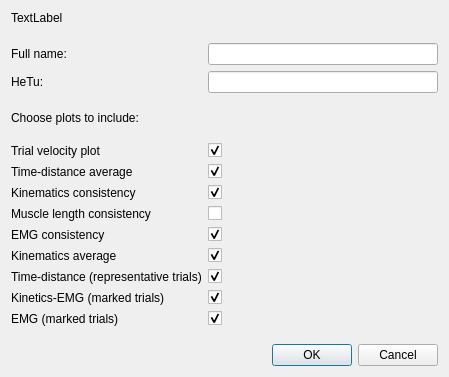
Qt form gaitutils/nexus_scripts/hetu_dialog.ui (NCH-Motion-Laboratory/gaitutils) before a commit.
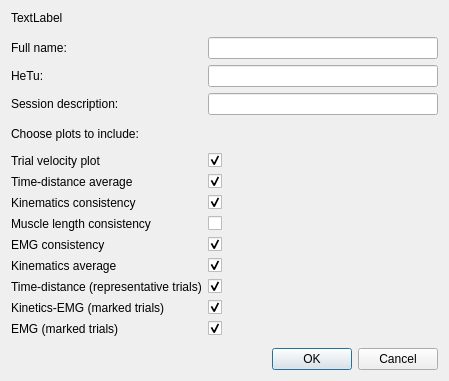
The same form after that commit.

Diff of the .ui file:
```diff
--- a/gaitutils/nexus_scripts/hetu_dialog.ui
+++ b/gaitutils/nexus_scripts/hetu_dialog.ui
@@ -36,7 +36,7 @@
      <item row="3" column="1">
       <widget class="QLineEdit" name="lnHetu"/>
      </item>
-     <item row="5" column="0">
+     <item row="6" column="0">
       <widget class="QLabel" name="label_3">
        <property name="text">
         <string>Choose plots to include:</string>
@@ -56,7 +56,7 @@
        </property>
       </spacer>
      </item>
-     <item row="4" column="0">
+     <item row="5" column="0">
       <spacer name="verticalSpacer_2">
        <property name="orientation">
         <enum>Qt::Vertical</enum>
@@ -69,7 +69,7 @@
        </property>
       </spacer>
      </item>
-     <item row="7" column="1">
+     <item row="8" column="1">
       <widget class="QCheckBox" name="cbTrialVelocity">
        <property name="sizePolicy">
         <sizepolicy hsizetype="Minimum" vsizetype="Fixed">
@@ -88,26 +88,26 @@
        </property>
       </widget>
      </item>
-     <item row="9" column="1">
-      <widget class="QCheckBox" name="cbKinCons">
-       <property name="sizePolicy">
-        <sizepolicy hsizetype="Minimum" vsizetype="Fixed">
-         <horstretch>0</horstretch>
-         <verstretch>0</verstretch>
-        </sizepolicy>
-       </property>
-       <property name="layoutDirection">
-        <enum>Qt::LeftToRight</enum>
-       </property>
-       <property name="text">
-        <string/>
-       </property>
-       <property name="checked">
-        <bool>true</bool>
-       </property>
-      </widget>
-     </item>
      <item row="10" column="1">
+      <widget class="QCheckBox" name="cbKinCons">
+       <property name="sizePolicy">
+        <sizepolicy hsizetype="Minimum" vsizetype="Fixed">
+         <horstretch>0</horstretch>
+         <verstretch>0</verstretch>
+        </sizepolicy>
+       </property>
+       <property name="layoutDirection">
+        <enum>Qt::LeftToRight</enum>
+       </property>
+       <property name="text">
+        <string/>
+       </property>
+       <property name="checked">
+        <bool>true</bool>
+       </property>
+      </widget>
+     </item>
+     <item row="11" column="1">
       <widget class="QCheckBox" name="cbMuscleLenCons">
        <property name="sizePolicy">
         <sizepolicy hsizetype="Minimum" vsizetype="Fixed">
@@ -126,26 +126,26 @@
        </property>
       </widget>
      </item>
-     <item row="11" column="1">
-      <widget class="QCheckBox" name="cbEMGCons">
-       <property name="sizePolicy">
-        <sizepolicy hsizetype="Minimum" vsizetype="Fixed">
-         <horstretch>0</horstretch>
-         <verstretch>0</verstretch>
-        </sizepolicy>
-       </property>
-       <property name="layoutDirection">
-        <enum>Qt::LeftToRight</enum>
-       </property>
-       <property name="text">
-        <string/>
-       </property>
-       <property name="checked">
-        <bool>true</bool>
-       </property>
-      </widget>
-     </item>
      <item row="12" column="1">
+      <widget class="QCheckBox" name="cbEMGCons">
+       <property name="sizePolicy">
+        <sizepolicy hsizetype="Minimum" vsizetype="Fixed">
+         <horstretch>0</horstretch>
+         <verstretch>0</verstretch>
+        </sizepolicy>
+       </property>
+       <property name="layoutDirection">
+        <enum>Qt::LeftToRight</enum>
+       </property>
+       <property name="text">
+        <string/>
+       </property>
+       <property name="checked">
+        <bool>true</bool>
+       </property>
+      </widget>
+     </item>
+     <item row="13" column="1">
       <widget class="QCheckBox" name="cbKinAverage">
        <property name="sizePolicy">
         <sizepolicy hsizetype="Minimum" vsizetype="Fixed">
@@ -164,26 +164,26 @@
        </property>
       </widget>
      </item>
-     <item row="14" column="1">
-      <widget class="QCheckBox" name="cbKinEMGMarked">
-       <property name="sizePolicy">
-        <sizepolicy hsizetype="Minimum" vsizetype="Fixed">
-         <horstretch>0</horstretch>
-         <verstretch>0</verstretch>
-        </sizepolicy>
-       </property>
-       <property name="layoutDirection">
-        <enum>Qt::LeftToRight</enum>
-       </property>
-       <property name="text">
-        <string/>
-       </property>
-       <property name="checked">
-        <bool>true</bool>
-       </property>
-      </widget>
-     </item>
      <item row="15" column="1">
+      <widget class="QCheckBox" name="cbKinEMGMarked">
+       <property name="sizePolicy">
+        <sizepolicy hsizetype="Minimum" vsizetype="Fixed">
+         <horstretch>0</horstretch>
+         <verstretch>0</verstretch>
+        </sizepolicy>
+       </property>
+       <property name="layoutDirection">
+        <enum>Qt::LeftToRight</enum>
+       </property>
+       <property name="text">
+        <string/>
+       </property>
+       <property name="checked">
+        <bool>true</bool>
+       </property>
+      </widget>
+     </item>
+     <item row="16" column="1">
       <widget class="QCheckBox" name="cbEMGMarked">
        <property name="sizePolicy">
         <sizepolicy hsizetype="Minimum" vsizetype="Fixed">
@@ -202,56 +202,56 @@
        </property>
       </widget>
      </item>
-     <item row="7" column="0">
+     <item row="8" column="0">
       <widget class="QLabel" name="label_4">
        <property name="text">
         <string>Trial velocity plot</string>
        </property>
       </widget>
      </item>
-     <item row="9" column="0">
+     <item row="10" column="0">
       <widget class="QLabel" name="label_5">
        <property name="text">
         <string>Kinematics consistency</string>
        </property>
       </widget>
      </item>
-     <item row="10" column="0">
+     <item row="11" column="0">
       <widget class="QLabel" name="label_6">
        <property name="text">
         <string>Muscle length consistency</string>
        </property>
       </widget>
      </item>
-     <item row="11" column="0">
+     <item row="12" column="0">
       <widget class="QLabel" name="label_7">
        <property name="text">
         <string>EMG consistency</string>
        </property>
       </widget>
      </item>
-     <item row="12" column="0">
+     <item row="13" column="0">
       <widget class="QLabel" name="label_8">
        <property name="text">
         <string>Kinematics average</string>
        </property>
       </widget>
      </item>
-     <item row="14" column="0">
+     <item row="15" column="0">
       <widget class="QLabel" name="label_9">
        <property name="text">
         <string>Kinetics-EMG (marked trials)</string>
        </property>
       </widget>
      </item>
-     <item row="15" column="0">
+     <item row="16" column="0">
       <widget class="QLabel" name="label_10">
        <property name="text">
         <string>EMG (marked trials)</string>
        </property>
       </widget>
      </item>
-     <item row="6" column="0">
+     <item row="7" column="0">
       <spacer name="verticalSpacer_3">
        <property name="orientation">
         <enum>Qt::Vertical</enum>
@@ -264,7 +264,7 @@
        </property>
       </spacer>
      </item>
-     <item row="16" column="0">
+     <item row="17" column="0">
       <spacer name="verticalSpacer_4">
        <property name="orientation">
         <enum>Qt::Vertical</enum>
@@ -287,7 +287,7 @@
        </property>
       </widget>
      </item>
-     <item row="8" column="1">
+     <item row="9" column="1">
       <widget class="QCheckBox" name="cbTimeDistAverage">
        <property name="text">
         <string/>
@@ -297,21 +297,21 @@
        </property>
       </widget>
      </item>
-     <item row="8" column="0">
+     <item row="9" column="0">
       <widget class="QLabel" name="label_11">
        <property name="text">
         <string>Time-distance average</string>
        </property>
       </widget>
      </item>
-     <item row="13" column="0">
+     <item row="14" column="0">
       <widget class="QLabel" name="label_12">
        <property name="text">
         <string>Time-distance (representative trials)</string>
        </property>
       </widget>
      </item>
-     <item row="13" column="1">
+     <item row="14" column="1">
       <widget class="QCheckBox" name="cbTimeDistRepresentative">
        <property name="sizePolicy">
         <sizepolicy hsizetype="Minimum" vsizetype="Fixed">
@@ -330,6 +330,16 @@
        </property>
       </widget>
      </item>
+     <item row="4" column="0">
+      <widget class="QLabel" name="label_13">
+       <property name="text">
+        <string>Session description:</string>
+       </property>
+      </widget>
+     </item>
+     <item row="4" column="1">
+      <widget class="QLineEdit" name="lnDescription"/>
+     </item>
     </layout>
    </item>
    <item>
```
